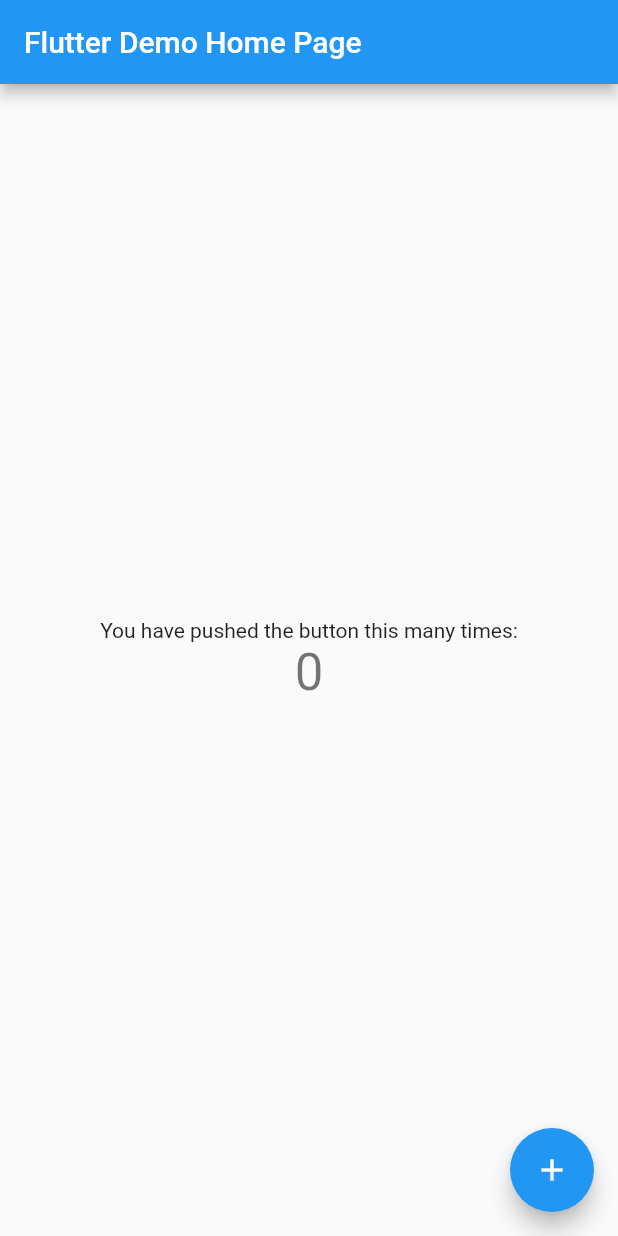
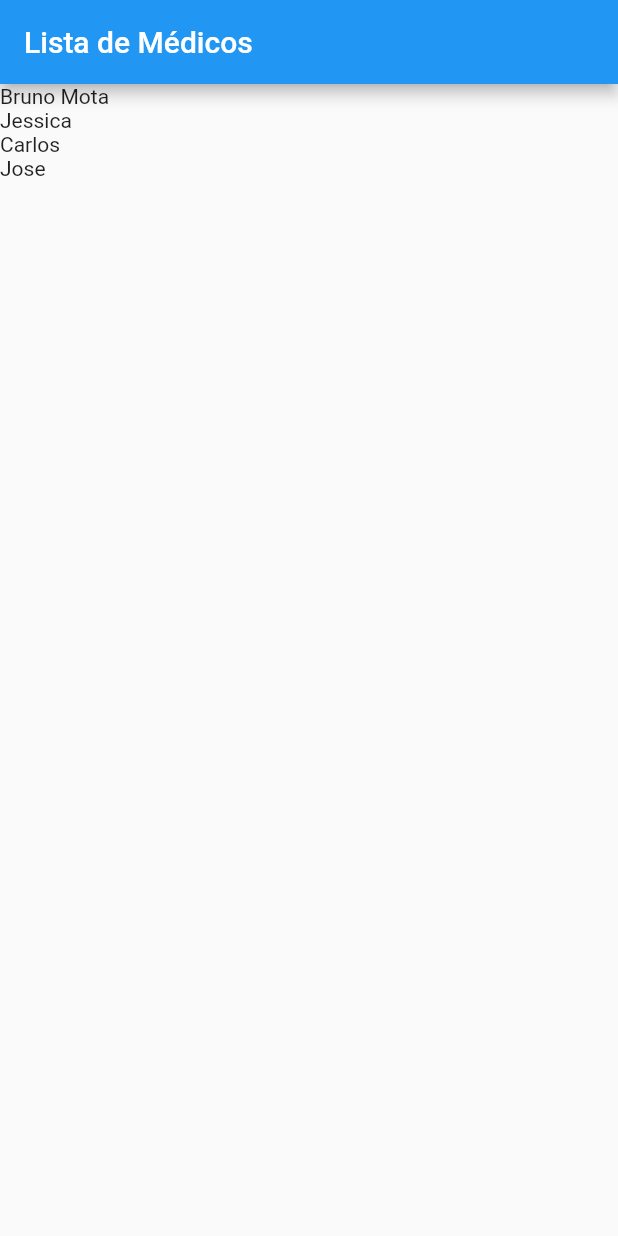
Before and after one commit to brunomotaoliveira/app-cadastro-medico, a Flutter app: the screen it shows after launch, on a phone screen of 412 x 824 dp. Run offline on Flutter 3.47's test engine with Material 2 defaults, Android fonts, the phone set to English and light mode, and no system bars.

Commit message:
criado a pasta views, lista de medicos

```diff
--- a/lib/main.dart
+++ b/lib/main.dart
@@ -1,3 +1,4 @@
+import 'package:app_cadastro_medico/views/user_list_medico.dart';
 import 'package:flutter/material.dart';
 
 void main() {
@@ -9,105 +10,11 @@
   @override
   Widget build(BuildContext context) {
     return MaterialApp(
-      title: 'Flutter Demo',
+      title: 'CadMedicos',
       theme: ThemeData(
-        // This is the theme of your application.
-        //
-        // Try running your application with "flutter run". You'll see the
-        // application has a blue toolbar. Then, without quitting the app, try
-        // changing the primarySwatch below to Colors.green and then invoke
-        // "hot reload" (press "r" in the console where you ran "flutter run",
-        // or simply save your changes to "hot reload" in a Flutter IDE).
-        // Notice that the counter didn't reset back to zero; the application
-        // is not restarted.
         primarySwatch: Colors.blue,
       ),
-      home: MyHomePage(title: 'Flutter Demo Home Page'),
+      home: ListaMedico(),
     );
   }
 }
-
-class MyHomePage extends StatefulWidget {
-  MyHomePage({Key? key, required this.title}) : super(key: key);
-
-  // This widget is the home page of your application. It is stateful, meaning
-  // that it has a State object (defined below) that contains fields that affect
-  // how it looks.
-
-  // This class is the configuration for the state. It holds the values (in this
-  // case the title) provided by the parent (in this case the App widget) and
-  // used by the build method of the State. Fields in a Widget subclass are
-  // always marked "final".
-
-  final String title;
-
-  @override
-  _MyHomePageState createState() => _MyHomePageState();
-}
-
-class _MyHomePageState extends State<MyHomePage> {
-  int _counter = 0;
-
-  void _incrementCounter() {
-    setState(() {
-      // This call to setState tells the Flutter framework that something has
-      // changed in this State, which causes it to rerun the build method below
-      // so that the display can reflect the updated values. If we changed
-      // _counter without calling setState(), then the build method would not be
-      // called again, and so nothing would appear to happen.
-      _counter++;
-    });
-  }
-
-  @override
-  Widget build(BuildContext context) {
-    // This method is rerun every time setState is called, for instance as done
-    // by the _incrementCounter method above.
-    //
-    // The Flutter framework has been optimized to make rerunning build methods
-    // fast, so that you can just rebuild anything that needs updating rather
-    // than having to individually change instances of widgets.
-    return Scaffold(
-      appBar: AppBar(
-        // Here we take the value from the MyHomePage object that was created by
-        // the App.build method, and use it to set our appbar title.
-        title: Text(widget.title),
-      ),
-      body: Center(
-        // Center is a layout widget. It takes a single child and positions it
-        // in the middle of the parent.
-        child: Column(
-          // Column is also a layout widget. It takes a list of children and
-          // arranges them vertically. By default, it sizes itself to fit its
-          // children horizontally, and tries to be as tall as its parent.
-          //
-          // Invoke "debug painting" (press "p" in the console, choose the
-          // "Toggle Debug Paint" action from the Flutter Inspector in Android
-          // Studio, or the "Toggle Debug Paint" command in Visual Studio Code)
-          // to see the wireframe for each widget.
-          //
-          // Column has various properties to control how it sizes itself and
-          // how it positions its children. Here we use mainAxisAlignment to
-          // center the children vertically; the main axis here is the vertical
-          // axis because Columns are vertical (the cross axis would be
-          // horizontal).
-          mainAxisAlignment: MainAxisAlignment.center,
-          children: <Widget>[
-            Text(
-              'You have pushed the button this many times:',
-            ),
-            Text(
-              '$_counter',
-              style: Theme.of(context).textTheme.headline4,
-            ),
-          ],
-        ),
-      ),
-      floatingActionButton: FloatingActionButton(
-        onPressed: _incrementCounter,
-        tooltip: 'Increment',
-        child: Icon(Icons.add),
-      ), // This trailing comma makes auto-formatting nicer for build methods.
-    );
-  }
-}
--- /dev/null
+++ b/lib/views/user_list_medico.dart
@@ -0,0 +1,22 @@
+import 'package:app_cadastro_medico/data/dummy_users.dart';
+import 'package:flutter/material.dart';
+
+class ListaMedico extends StatelessWidget {
+  const ListaMedico({Key? key}) : super(key: key);
+
+  @override
+  Widget build(BuildContext context) {
+    const medicos = {...DUMMY_USERS};
+
+    return Scaffold(
+      appBar: AppBar(
+        title: Text('Lista de Médicos'),
+      ),
+      body: ListView.builder(
+        itemCount: medicos.length,
+        itemBuilder: (contexto, indice) =>
+            Text(medicos.values.elementAt(indice).nomeDoMedico),
+      ),
+    );
+  }
+}
```
